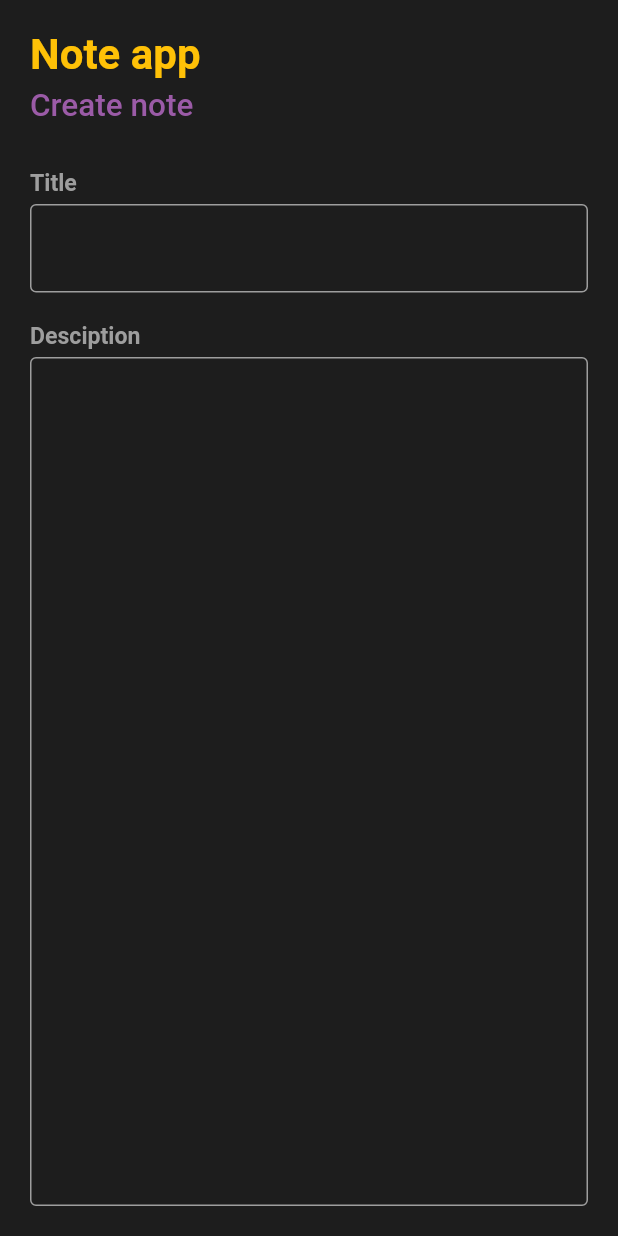
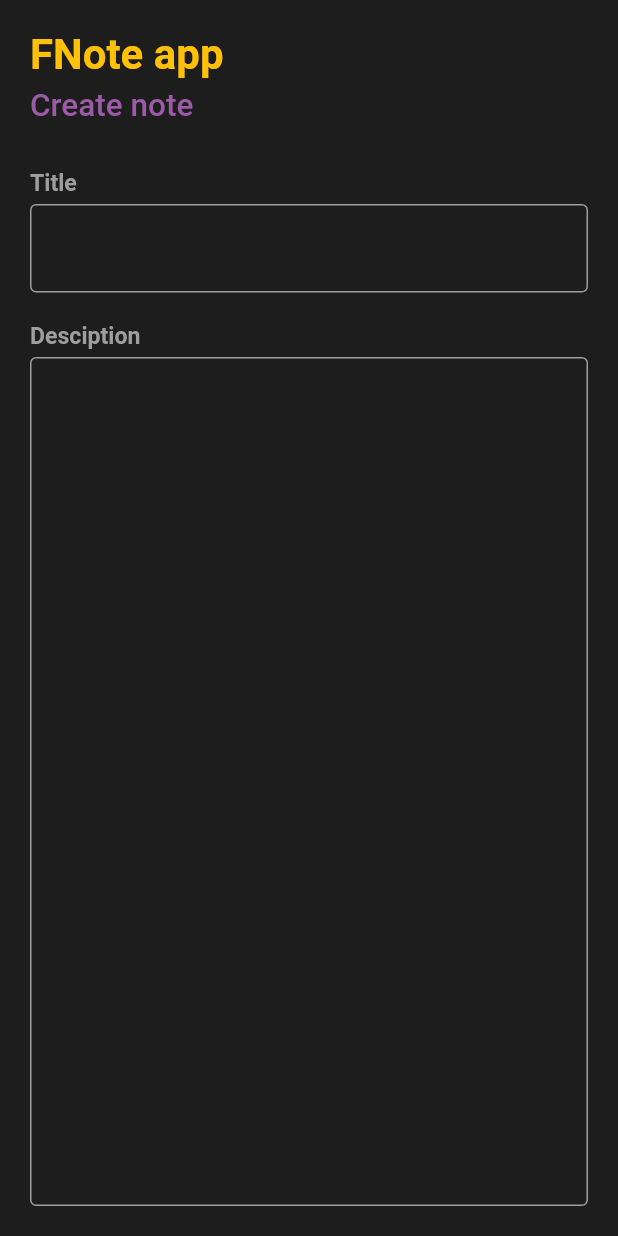
Before and after one commit to prasad-psp/FNote-App, a Flutter app: the screen it shows after launch, after a tap on the "add" icon, on a phone screen of 412 x 824 dp. Run offline on Flutter 3.47's test engine with Material 2 defaults, Android fonts, the phone set to English and light mode, and no system bars; our stand-ins replace sqflite; accounts and stored records are empty.

Commit message:
changed title name

```diff
--- a/lib/pages/create_note_page.dart
+++ b/lib/pages/create_note_page.dart
@@ -52,7 +52,7 @@ class _CreateNotePageState extends State<CreateNotePage> {
               mainAxisAlignment: MainAxisAlignment.start,
               crossAxisAlignment: CrossAxisAlignment.start,
               children: [
-                const AppTitle(title: "Note app", subtitle: "Create note"),
+                const AppTitle(title: "FNote app", subtitle: "Create note"),
                 const SizedBox(height: 30.0),
                 const Text(
                   "Title",
--- a/lib/pages/home_page.dart
+++ b/lib/pages/home_page.dart
@@ -23,7 +23,7 @@ class HomePageState extends State<HomePage> {
               mainAxisAlignment: MainAxisAlignment.start,
               crossAxisAlignment: CrossAxisAlignment.start,
               children: const [
-                AppTitle(title: "Note App", subtitle: "Note list"),
+                AppTitle(title: "FNote App", subtitle: "Note list"),
                 SizedBox(height: 20.0),
                 NoteList(),
               ]),
```
